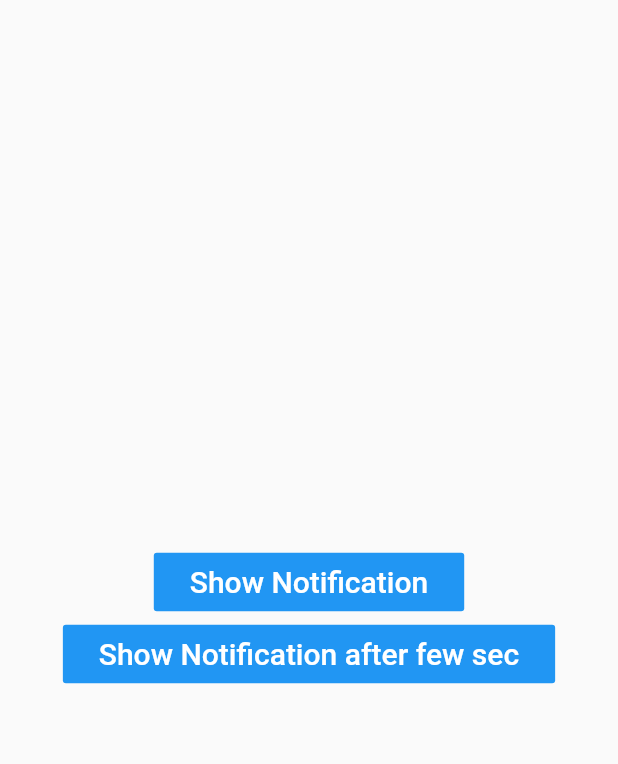
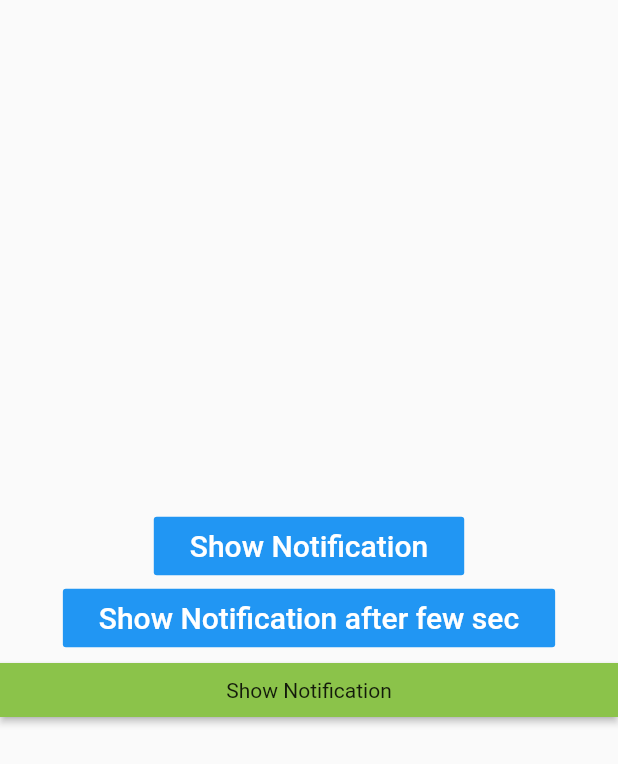
Before and after one commit to ashvX/flutter-notification, a Flutter app: the screen it shows after launch, on a phone screen of 412 x 824 dp. Shown: the top 764 px of the screen. Run offline on Flutter 3.47's test engine with Material 2 defaults, Android fonts, the phone set to English and light mode, and no system bars; our stand-ins replace flutter_local_notifications.

Commit message:
Added Custom Button

```diff
--- a/lib/core/screen/main_screen.dart
+++ b/lib/core/screen/main_screen.dart
@@ -1,6 +1,7 @@
 import 'package:flutter/cupertino.dart';
 import 'package:flutter/material.dart';
 import 'package:flutter_local_notifications/flutter_local_notifications.dart';
+import 'package:phone_block/core/widgets/custom_button.dart';
 
 class MyApp extends StatelessWidget {
   @override
@@ -60,7 +61,10 @@ class _LocalNotificationsState extends State<LocalNotifications> {
     NotificationDetails notificationDetails =
         NotificationDetails(androidNotificationDetails, iosNotificationDetails);
     await flutterLocalNotificationsPlugin.show(
-        0, 'Selamat!', 'Anda mendapatkan hadiah uang tunai sebesar Rp 2.000.000.000.000', notificationDetails);
+        0,
+        'Selamat!',
+        'Anda mendapatkan hadiah uang tunai sebesar Rp 2.000.000.000.000',
+        notificationDetails);
   }
 
   Future<void> notificationAfterSec() async {
@@ -76,8 +80,12 @@ class _LocalNotificationsState extends State<LocalNotifications> {
 
     NotificationDetails notificationDetails =
         NotificationDetails(androidNotificationDetails, iosNotificationDetails);
-    await flutterLocalNotificationsPlugin.schedule(1, 'Selamat!',
-        'Anda mendapatkan hadiah uang tunai sebesar Rp 2.000.000.000.000', timeDelayed, notificationDetails);
+    await flutterLocalNotificationsPlugin.schedule(
+        1,
+        'Selamat!',
+        'Anda mendapatkan hadiah uang tunai sebesar Rp 2.000.000.000.000',
+        timeDelayed,
+        notificationDetails);
   }
 
   Future onSelectNotification(String payLoad) {
@@ -134,6 +142,10 @@ class _LocalNotificationsState extends State<LocalNotifications> {
                 ),
               ),
             ),
+            CustomButton(
+              onPressed: _showNotifications,
+              title: 'Show Notification',
+            ),
           ],
         ),
       ),
--- a/lib/core/widgets/custom_button.dart
+++ b/lib/core/widgets/custom_button.dart
@@ -1,17 +1,20 @@
 import 'package:flutter/material.dart';
 
 class CustomButton extends StatelessWidget {
-  CustomButton({@required this.onPressed});
+  CustomButton({@required this.onPressed, @required this.title});
+
   final GestureTapCallback onPressed;
+  final String title;
 
   @override
   Widget build(BuildContext context) {
     return RawMaterialButton(
+      child: Center(
+        child: Text(title),
+      ),
       fillColor: Colors.lightGreen,
       splashColor: Colors.greenAccent,
       onPressed: this.onPressed,
     );
   }
-
-
 }
```
Lines whose indentation alone changed are shown as unchanged.
